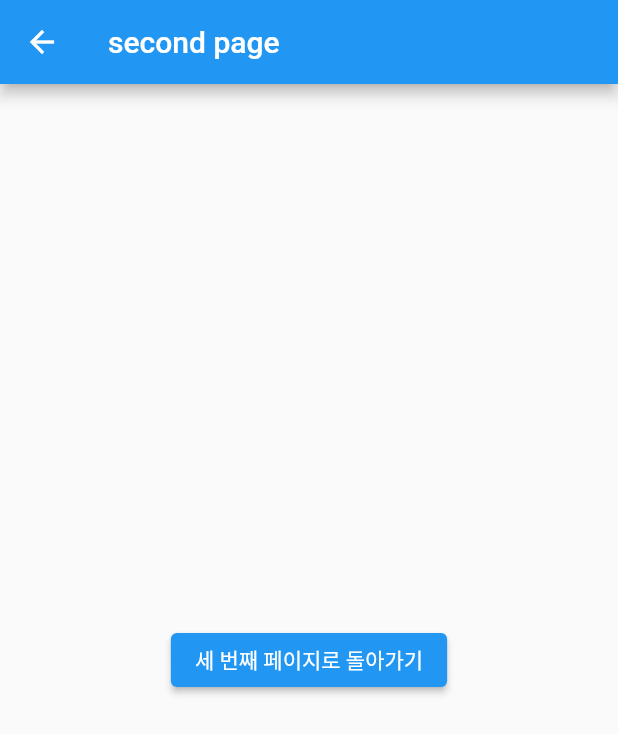
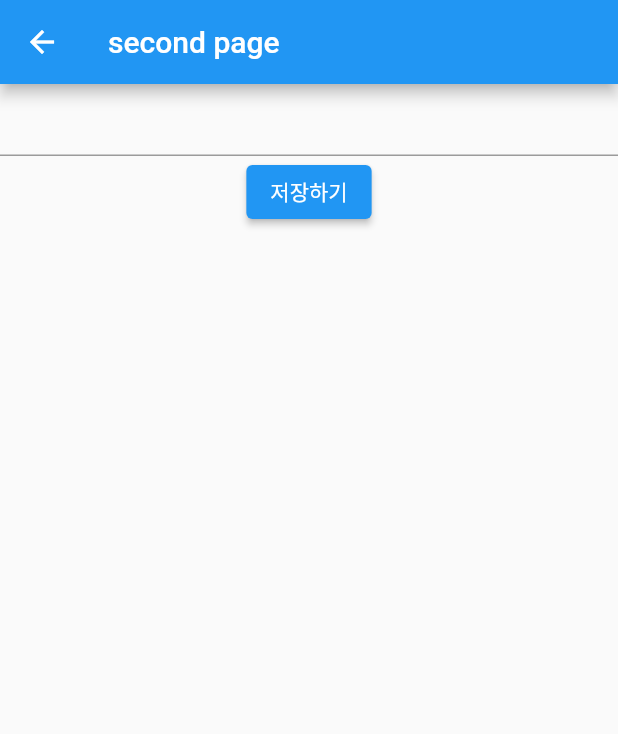
Before and after one commit to reumii/first_flutter_app, a Flutter app: the SecondDetail screen opened directly, on a phone screen of 412 x 824 dp. Shown: the top 734 px of the screen. Run offline on Flutter 3.47's test engine with Material 2 defaults, Android fonts, the phone set to English and light mode, and no system bars; our stand-ins replace dio.

```diff
--- a/lib/secondDetail.dart
+++ b/lib/secondDetail.dart
@@ -1,19 +1,30 @@
 import 'package:flutter/material.dart';
+import 'package:flutter/services.dart';
 
 class SecondDetail extends StatelessWidget{
   @override
   Widget build(BuildContext context){
+    TextEditingController controller = new TextEditingController();
+
     return Scaffold(
       appBar: AppBar(
         title : Text('second page'),
       ),
       body: Container(
         child: Center(
-          child: ElevatedButton(
-            onPressed: (){
-              Navigator.of(context).pushReplacementNamed('/third');
-            },
-            child: Text('세 번째 페이지로 돌아가기'),
+          child: Column(
+            children:<Widget>[
+              TextField(
+                controller: controller,
+                keyboardType: TextInputType.text,
+              ),
+              ElevatedButton(
+                onPressed: (){
+                  Navigator.of(context).pop(controller.value.text);
+                },
+                child: Text('저장하기'),
+              ),
+            ]
           ),
         )
       ),
```
Also changed, not shown: lib/subDetail.dart (+10 -1 lines).
